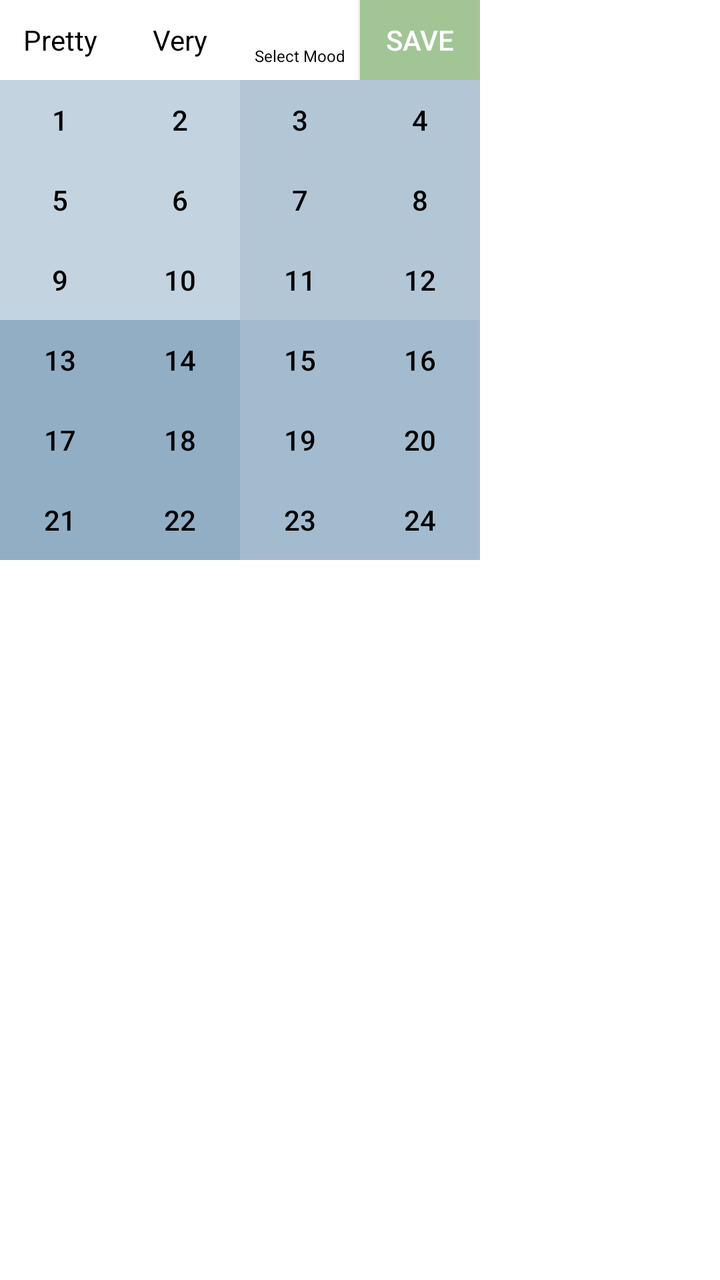
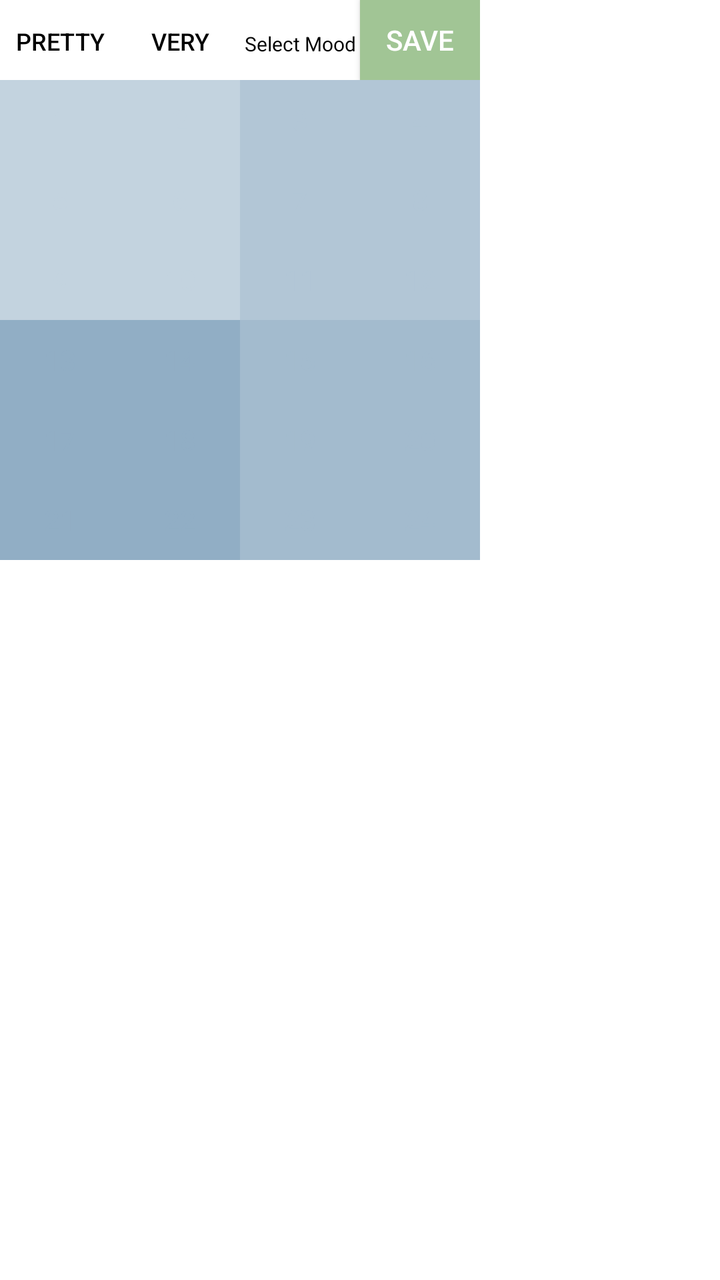

Two renders of the same Android screen: before a commit and after it. Below are the layout's source before the change and the commit's diff.
<!-- AndroidManifest.xml: application theme AppTheme -->
<!-- res/layout/mood_input_widget.xml -->
<LinearLayout xmlns:android="http://schemas.android.com/apk/res/android"
    android:layout_width="wrap_content"
    android:layout_height="wrap_content"
	android:orientation="vertical"
    android:background="#FFFFFF">

	<LinearLayout
		android:layout_width="@dimen/widget_min_width"
		android:layout_height="@dimen/widget_button_height"
		android:orientation="horizontal">
		<TextView
			android:id="@+id/pretty_text_view_id"
			android:layout_height="@dimen/widget_button_height"
			android:layout_width="@dimen/widget_button_width"
			android:textColor="@color/black"
			android:autoSizeTextType="uniform"
			android:autoSizeMinTextSize="12sp"
			android:autoSizeMaxTextSize="14sp"
			android:gravity="center_horizontal|center_vertical"
			android:text="Pretty" />
		<TextView
			android:id="@+id/very_text_view_id"
			android:layout_height="@dimen/widget_button_height"
			android:layout_width="@dimen/widget_button_width"
			android:textColor="@color/black"
			android:gravity="center_horizontal|center_vertical"
			android:autoSizeTextType="uniform"
			android:autoSizeMinTextSize="12sp"
			android:autoSizeMaxTextSize="14sp"
			android:text="Very" />
		<TextView
			android:id="@+id/mood_name_text_view_id"
			android:layout_height="@dimen/widget_button_height"
			android:layout_width="@dimen/widget_button_width"
			android:textColor="@color/black"
			android:gravity="center_horizontal|center_vertical"
			android:autoSizeTextType="uniform"
			android:autoSizeMinTextSize="6sp"
			android:autoSizeMaxTextSize="8sp"
			android:text="@string/mood_name_default" />
		<Button
			android:id="@+id/save_button_id"
			android:layout_height="wrap_content"
			android:layout_width="wrap_content"
			android:textColor="@color/white"
			android:background="#A1C595"
			android:text="SAVE" />
	</LinearLayout>
	<GridLayout
		android:layout_width="@dimen/widget_min_width"
		android:layout_height="wrap_content"
		android:columnCount="4">

		<Button
			android:id="@+id/button_1_id"
			android:layout_height="@dimen/widget_button_height"
			android:layout_width="@dimen/widget_button_width"
			android:textColor="@color/black"
			android:background="#C3D3DF"
			android:text="1" />
		<Button
			android:id="@+id/button_2_id"
			android:layout_height="@dimen/widget_button_height"
			android:layout_width="@dimen/widget_button_width"
			android:textColor="@color/black"
			android:background="#C3D3DF"
			android:text="2" />
		<Button
			android:id="@+id/button_3_id"
			android:layout_height="@dimen/widget_button_height"
			android:layout_width="@dimen/widget_button_width"
			android:textColor="@color/black"
			android:background="#B2C6D6"
			android:text="3" />
		<Button
			android:id="@+id/button_4_id"
			android:layout_height="@dimen/widget_button_height"
			android:layout_width="@dimen/widget_button_width"
			android:textColor="@color/black"
			android:background="#B2C6D6"
			android:text="4" />
		<Button
			android:id="@+id/button_5_id"
			android:layout_height="@dimen/widget_button_height"
			android:layout_width="@dimen/widget_button_width"
			android:textColor="@color/black"
			android:background="#C3D3DF"
			android:text="5" />
		<Button
			android:id="@+id/button_6_id"
			android:layout_height="@dimen/widget_button_height"
			android:layout_width="@dimen/widget_button_width"
			android:textColor="@color/black"
			android:background="#C3D3DF"
			android:text="6" />
		<Button
			android:id="@+id/button_7_id"
			android:layout_height="@dimen/widget_button_height"
			android:layout_width="@dimen/widget_button_width"
			android:textColor="@color/black"
			android:background="#B2C6D6"
			android:text="7" />
		<Button
			android:id="@+id/button_8_id"
			android:layout_height="@dimen/widget_button_height"
			android:layout_width="@dimen/widget_button_width"
			android:textColor="@color/black"
			android:background="#B2C6D6"
			android:text="8" />
		<Button
			android:id="@+id/button_9_id"
			android:layout_height="@dimen/widget_button_height"
			android:layout_width="@dimen/widget_button_width"
			android:textColor="@color/black"
			android:background="#C3D3DF"
			android:text="9" />
		<Button
			android:id="@+id/button_10_id"
			android:layout_height="@dimen/widget_button_height"
			android:layout_width="@dimen/widget_button_width"
			android:textColor="@color/black"
			android:background="#C3D3DF"
			android:text="10" />
		<Button
			android:id="@+id/button_11_id"
			android:layout_height="@dimen/widget_button_height"
			android:layout_width="@dimen/widget_button_width"
			android:textColor="@color/black"
			android:background="#B2C6D6"
			android:text="11" />
		<Button
			android:id="@+id/button_12_id"
			android:layout_height="@dimen/widget_button_height"
			android:layout_width="@dimen/widget_button_width"
			android:textColor="@color/black"
			android:background="#B2C6D6"
			android:text="12" />
		<Button
			android:id="@+id/button_13_id"
			android:layout_height="@dimen/widget_button_height"
			android:layout_width="@dimen/widget_button_width"
			android:textColor="@color/black"
			android:background="#91AEC5"
			android:text="13" />
		<Button
			android:id="@+id/button_14_id"
			android:layout_height="@dimen/widget_button_height"
			android:layout_width="@dimen/widget_button_width"
			android:textColor="@color/black"
			android:background="#91AEC5"
			android:text="14" />
		<Button
			android:id="@+id/button_15_id"
			android:layout_height="@dimen/widget_button_height"
			android:layout_width="@dimen/widget_button_width"
			android:textColor="@color/black"
			android:background="#A3BBCE"
			android:text="15" />
		<Button
			android:id="@+id/button_16_id"
			android:layout_height="@dimen/widget_button_height"
			android:layout_width="@dimen/widget_button_width"
			android:textColor="@color/black"
			android:background="#A3BBCE"
			android:text="16" />
		<Button
			android:id="@+id/button_17_id"
			android:layout_height="@dimen/widget_button_height"
			android:layout_width="@dimen/widget_button_width"
			android:textColor="@color/black"
			android:background="#91AEC5"
			android:text="17" />
		<Button
			android:id="@+id/button_18_id"
			android:layout_height="@dimen/widget_button_height"
			android:layout_width="@dimen/widget_button_width"
			android:textColor="@color/black"
			android:background="#91AEC5"
			android:text="18" />
		<Button
			android:id="@+id/button_19_id"
			android:layout_height="@dimen/widget_button_height"
			android:layout_width="@dimen/widget_button_width"
			android:textColor="@color/black"
			android:background="#A3BBCE"
			android:text="19" />
		<Button
			android:id="@+id/button_20_id"
			android:layout_height="@dimen/widget_button_height"
			android:layout_width="@dimen/widget_button_width"
			android:textColor="@color/black"
			android:background="#A3BBCE"
			android:text="20" />
		<Button
			android:id="@+id/button_21_id"
			android:layout_height="@dimen/widget_button_height"
			android:layout_width="@dimen/widget_button_width"
			android:textColor="@color/black"
			android:background="#91AEC5"
			android:text="21" />
		<Button
			android:id="@+id/button_22_id"
			android:layout_height="@dimen/widget_button_height"
			android:layout_width="@dimen/widget_button_width"
			android:textColor="@color/black"
			android:background="#91AEC5"
			android:text="22" />
		<Button
			android:id="@+id/button_23_id"
			android:layout_height="@dimen/widget_button_height"
			android:layout_width="@dimen/widget_button_width"
			android:textColor="@color/black"
			android:background="#A3BBCE"
			android:text="23" />
		<Button
			android:id="@+id/button_24_id"
			android:layout_height="@dimen/widget_button_height"
			android:layout_width="@dimen/widget_button_width"
			android:textColor="@color/black"
			android:background="#A3BBCE"
			android:text="24" />
	</GridLayout>
</LinearLayout>
<!-- resources referenced by this layout -->
<resources>
  <color name="white">#FFF</color>
  <dimen name="widget_button_height">40dp</dimen>
  <dimen name="widget_button_width">60dp</dimen>
  <dimen name="widget_min_width">240dp</dimen>
  <string name="mood_name_default">Select Mood</string>
  <style name="AppTheme" parent="Theme.AppCompat.Light.NoActionBar">
          
          <item name="android:textColor">#000000</item>
          <item name="android:statusBarColor">@color/splashscreen_bg</item>
      </style>
  <color name="splashscreen_bg">#1F232B</color>
</resources>

<!-- the commit's change to res/layout/mood_input_widget.xml (unified diff, before → after) -->
@@ -8,25 +8,23 @@
 		android:layout_width="@dimen/widget_min_width"
 		android:layout_height="@dimen/widget_button_height"
 		android:orientation="horizontal">
-		<TextView
-			android:id="@+id/pretty_text_view_id"
+		<Button
+			android:id="@+id/pretty_button_id"
 			android:layout_height="@dimen/widget_button_height"
 			android:layout_width="@dimen/widget_button_width"
 			android:textColor="@color/black"
-			android:autoSizeTextType="uniform"
-			android:autoSizeMinTextSize="12sp"
-			android:autoSizeMaxTextSize="14sp"
-			android:gravity="center_horizontal|center_vertical"
+			android:textSize="12sp"
+			android:background="@color/white"
+			android:stateListAnimator="@null"
 			android:text="Pretty" />
-		<TextView
-			android:id="@+id/very_text_view_id"
+		<Button
+			android:id="@+id/very_button_id"
 			android:layout_height="@dimen/widget_button_height"
 			android:layout_width="@dimen/widget_button_width"
 			android:textColor="@color/black"
-			android:gravity="center_horizontal|center_vertical"
-			android:autoSizeTextType="uniform"
-			android:autoSizeMinTextSize="12sp"
-			android:autoSizeMaxTextSize="14sp"
+			android:textSize="12sp"
+			android:background="@color/white"
+			android:stateListAnimator="@null"
 			android:text="Very" />
 		<TextView
 			android:id="@+id/mood_name_text_view_id"
@@ -34,9 +32,10 @@
 			android:layout_width="@dimen/widget_button_width"
 			android:textColor="@color/black"
 			android:gravity="center_horizontal|center_vertical"
+			android:textSize="9sp"
 			android:autoSizeTextType="uniform"
 			android:autoSizeMinTextSize="6sp"
-			android:autoSizeMaxTextSize="8sp"
+			android:autoSizeMaxTextSize="10sp"
 			android:text="@string/mood_name_default" />
 		<Button
 			android:id="@+id/save_button_id"
@@ -55,169 +54,193 @@
 			android:id="@+id/button_1_id"
 			android:layout_height="@dimen/widget_button_height"
 			android:layout_width="@dimen/widget_button_width"
-			android:textColor="@color/black"
-			android:background="#C3D3DF"
+			android:textColor="#C3D3DF"
+			android:background="#C3D3DF"
+			android:stateListAnimator="@null"
 			android:text="1" />
 		<Button
 			android:id="@+id/button_2_id"
 			android:layout_height="@dimen/widget_button_height"
 			android:layout_width="@dimen/widget_button_width"
-			android:textColor="@color/black"
-			android:background="#C3D3DF"
+			android:textColor="#C3D3DF"
+			android:background="#C3D3DF"
+			android:stateListAnimator="@null"
 			android:text="2" />
 		<Button
 			android:id="@+id/button_3_id"
 			android:layout_height="@dimen/widget_button_height"
 			android:layout_width="@dimen/widget_button_width"
-			android:textColor="@color/black"
-			android:background="#B2C6D6"
+			android:textColor="#B2C6D6"
+			android:background="#B2C6D6"
+			android:stateListAnimator="@null"
 			android:text="3" />
 		<Button
 			android:id="@+id/button_4_id"
 			android:layout_height="@dimen/widget_button_height"
 			android:layout_width="@dimen/widget_button_width"
-			android:textColor="@color/black"
-			android:background="#B2C6D6"
+			android:textColor="#B2C6D6"
+			android:background="#B2C6D6"
+			android:stateListAnimator="@null"
 			android:text="4" />
 		<Button
 			android:id="@+id/button_5_id"
 			android:layout_height="@dimen/widget_button_height"
 			android:layout_width="@dimen/widget_button_width"
-			android:textColor="@color/black"
-			android:background="#C3D3DF"
+			android:textColor="#C3D3DF"
+			android:background="#C3D3DF"
+			android:stateListAnimator="@null"
 			android:text="5" />
 		<Button
 			android:id="@+id/button_6_id"
 			android:layout_height="@dimen/widget_button_height"
 			android:layout_width="@dimen/widget_button_width"
-			android:textColor="@color/black"
-			android:background="#C3D3DF"
+			android:textColor="#C3D3DF"
+			android:background="#C3D3DF"
+			android:stateListAnimator="@null"
 			android:text="6" />
 		<Button
 			android:id="@+id/button_7_id"
 			android:layout_height="@dimen/widget_button_height"
 			android:layout_width="@dimen/widget_button_width"
-			android:textColor="@color/black"
-			android:background="#B2C6D6"
+			android:textColor="#B2C6D6"
+			android:background="#B2C6D6"
+			android:stateListAnimator="@null"
 			android:text="7" />
 		<Button
 			android:id="@+id/button_8_id"
 			android:layout_height="@dimen/widget_button_height"
 			android:layout_width="@dimen/widget_button_width"
-			android:textColor="@color/black"
-			android:background="#B2C6D6"
+			android:textColor="#B2C6D6"
+			android:background="#B2C6D6"
+			android:stateListAnimator="@null"
 			android:text="8" />
 		<Button
 			android:id="@+id/button_9_id"
 			android:layout_height="@dimen/widget_button_height"
 			android:layout_width="@dimen/widget_button_width"
-			android:textColor="@color/black"
-			android:background="#C3D3DF"
+			android:textColor="#C3D3DF"
+			android:background="#C3D3DF"
+			android:stateListAnimator="@null"
 			android:text="9" />
 		<Button
 			android:id="@+id/button_10_id"
 			android:layout_height="@dimen/widget_button_height"
 			android:layout_width="@dimen/widget_button_width"
-			android:textColor="@color/black"
-			android:background="#C3D3DF"
+			android:textColor="#C3D3DF"
+			android:background="#C3D3DF"
+			android:stateListAnimator="@null"
 			android:text="10" />
 		<Button
 			android:id="@+id/button_11_id"
 			android:layout_height="@dimen/widget_button_height"
 			android:layout_width="@dimen/widget_button_width"
-			android:textColor="@color/black"
-			android:background="#B2C6D6"
+			android:textColor="#B2C6D6"
+			android:background="#B2C6D6"
+			android:stateListAnimator="@null"
 			android:text="11" />
 		<Button
 			android:id="@+id/button_12_id"
 			android:layout_height="@dimen/widget_button_height"
 			android:layout_width="@dimen/widget_button_width"
-			android:textColor="@color/black"
-			android:background="#B2C6D6"
+			android:textColor="#B2C6D6"
+			android:background="#B2C6D6"
+			android:stateListAnimator="@null"
 			android:text="12" />
 		<Button
 			android:id="@+id/button_13_id"
 			android:layout_height="@dimen/widget_button_height"
 			android:layout_width="@dimen/widget_button_width"
-			android:textColor="@color/black"
-			android:background="#91AEC5"
+			android:textColor="#91AEC5"
+			android:background="#91AEC5"
+			android:stateListAnimator="@null"
 			android:text="13" />
 		<Button
 			android:id="@+id/button_14_id"
 			android:layout_height="@dimen/widget_button_height"
 			android:layout_width="@dimen/widget_button_width"
-			android:textColor="@color/black"
-			android:background="#91AEC5"
+			android:textColor="#91AEC5"
+			android:background="#91AEC5"
+			android:stateListAnimator="@null"
 			android:text="14" />
 		<Button
 			android:id="@+id/button_15_id"
 			android:layout_height="@dimen/widget_button_height"
 			android:layout_width="@dimen/widget_button_width"
-			android:textColor="@color/black"
-			android:background="#A3BBCE"
+			android:textColor="#A3BBCE"
+			android:background="#A3BBCE"
+			android:stateListAnimator="@null"
 			android:text="15" />
 		<Button
 			android:id="@+id/button_16_id"
 			android:layout_height="@dimen/widget_button_height"
 			android:layout_width="@dimen/widget_button_width"
-			android:textColor="@color/black"
-			android:background="#A3BBCE"
+			android:textColor="#A3BBCE"
+			android:background="#A3BBCE"
+			android:stateListAnimator="@null"
 			android:text="16" />
 		<Button
 			android:id="@+id/button_17_id"
 			android:layout_height="@dimen/widget_button_height"
 			android:layout_width="@dimen/widget_button_width"
-			android:textColor="@color/black"
-			android:background="#91AEC5"
+			android:textColor="#91AEC5"
+			android:background="#91AEC5"
+			android:stateListAnimator="@null"
 			android:text="17" />
 		<Button
 			android:id="@+id/button_18_id"
 			android:layout_height="@dimen/widget_button_height"
 			android:layout_width="@dimen/widget_button_width"
-			android:textColor="@color/black"
-			android:background="#91AEC5"
+			android:textColor="#91AEC5"
+			android:background="#91AEC5"
+			android:stateListAnimator="@null"
 			android:text="18" />
 		<Button
 			android:id="@+id/button_19_id"
 			android:layout_height="@dimen/widget_button_height"
 			android:layout_width="@dimen/widget_button_width"
-			android:textColor="@color/black"
-			android:background="#A3BBCE"
+			android:textColor="#A3BBCE"
+			android:background="#A3BBCE"
+			android:stateListAnimator="@null"
 			android:text="19" />
 		<Button
 			android:id="@+id/button_20_id"
 			android:layout_height="@dimen/widget_button_height"
 			android:layout_width="@dimen/widget_button_width"
-			android:textColor="@color/black"
-			android:background="#A3BBCE"
+			android:textColor="#A3BBCE"
+			android:background="#A3BBCE"
+			android:stateListAnimator="@null"
 			android:text="20" />
 		<Button
 			android:id="@+id/button_21_id"
 			android:layout_height="@dimen/widget_button_height"
 			android:layout_width="@dimen/widget_button_width"
-			android:textColor="@color/black"
-			android:background="#91AEC5"
+			android:textColor="#91AEC5"
+			android:background="#91AEC5"
+			android:stateListAnimator="@null"
 			android:text="21" />
 		<Button
 			android:id="@+id/button_22_id"
 			android:layout_height="@dimen/widget_button_height"
 			android:layout_width="@dimen/widget_button_width"
-			android:textColor="@color/black"
-			android:background="#91AEC5"
+			android:textColor="#91AEC5"
+			android:background="#91AEC5"
+			android:stateListAnimator="@null"
 			android:text="22" />
 		<Button
 			android:id="@+id/button_23_id"
 			android:layout_height="@dimen/widget_button_height"
 			android:layout_width="@dimen/widget_button_width"
-			android:textColor="@color/black"
-			android:background="#A3BBCE"
+			android:textColor="#A3BBCE"
+			android:background="#A3BBCE"
+			android:stateListAnimator="@null"
 			android:text="23" />
 		<Button
 			android:id="@+id/button_24_id"
 			android:layout_height="@dimen/widget_button_height"
 			android:layout_width="@dimen/widget_button_width"
-			android:textColor="@color/black"
-			android:background="#A3BBCE"
+			android:textColor="#A3BBCE"
+			android:background="#A3BBCE"
+			android:stateListAnimator="@null"
 			android:text="24" />
 	</GridLayout>
 </LinearLayout>
